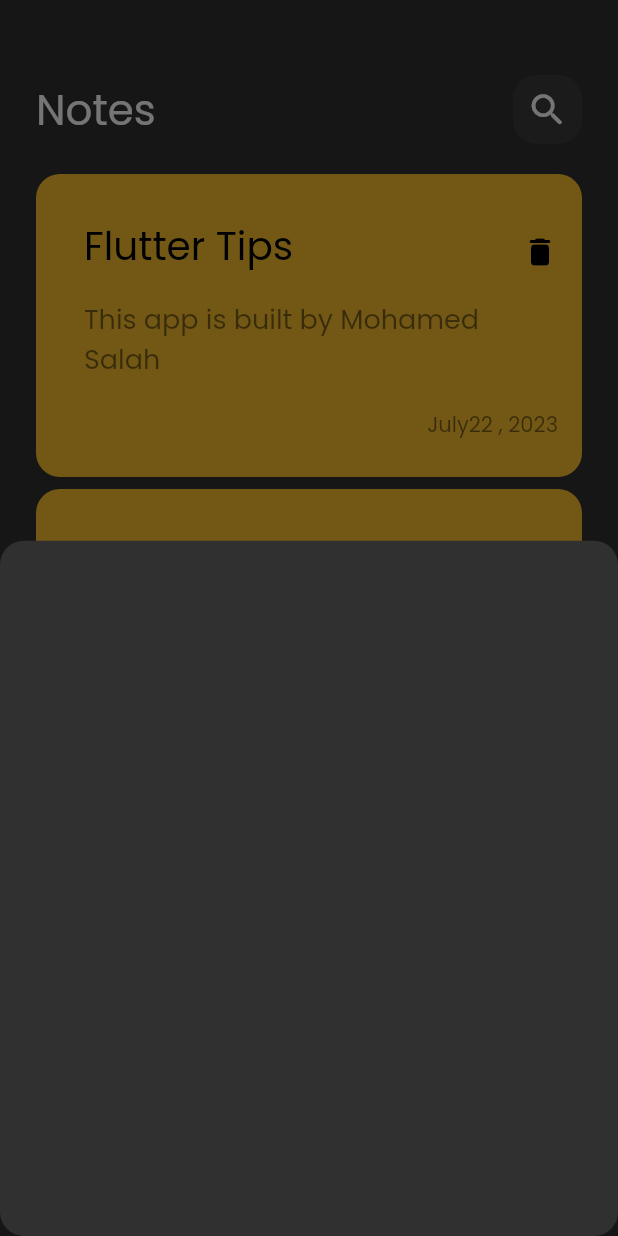
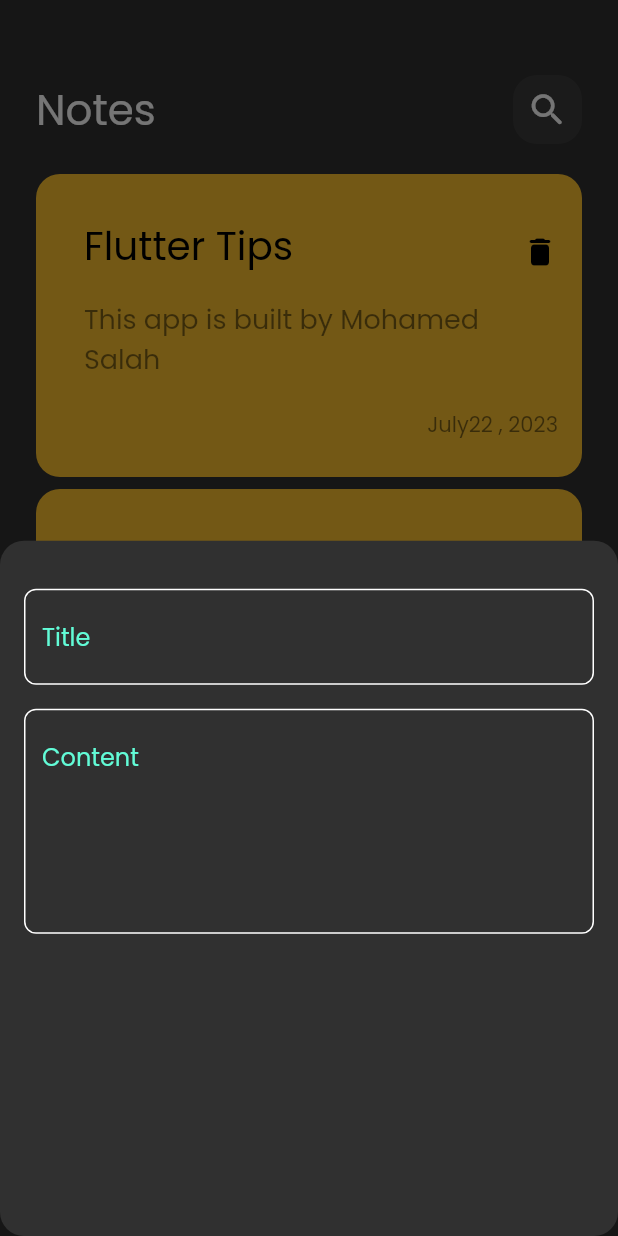
Before and after one commit to Mo7med-Ga3fer/notes_app, a Flutter app: the screen it shows after launch, after a tap on the "add" icon, on a phone screen of 412 x 824 dp. Run offline on Flutter 3.47's test engine with Material 2 defaults, Android fonts, the phone set to English and light mode, and no system bars.

Commit message:
creating custom text field

```diff
--- /dev/null
+++ b/lib/constants.dart
@@ -0,0 +1,3 @@
+import 'package:flutter/material.dart';
+
+const kPrimaryColor = Color(0xff62FCD7);
--- a/lib/widgets/add_note_bottom_sheet.dart
+++ b/lib/widgets/add_note_bottom_sheet.dart
@@ -1,12 +1,31 @@
 import 'package:flutter/material.dart';
+
+import 'custom_text_field.dart';
 
 class AddNoteBottomSheet extends StatelessWidget {
   const AddNoteBottomSheet({super.key});
 
   @override
   Widget build(BuildContext context) {
-    return Container(
-
+    return const Padding(
+      padding: EdgeInsets.symmetric(horizontal: 16),
+      child: Column(
+        children: [
+          SizedBox(
+            height: 32,
+          ),
+          CustomTextField(
+            hintText: 'Title',
+          ),
+          SizedBox(
+            height: 16,
+          ),
+          CustomTextField(
+            hintText: 'Content',
+            maxLines: 5,
+            ),
+        ]
+        ),
 
     );
   }
--- /dev/null
+++ b/lib/widgets/custom_text_field.dart
@@ -0,0 +1,34 @@
+import 'package:flutter/material.dart';
+import 'package:notes_app/constants.dart';
+
+class CustomTextField extends StatelessWidget {
+  const CustomTextField({super.key, required this.hintText, this.maxLines = 1});
+  final String hintText;
+  final int maxLines;
+
+  @override
+  Widget build(BuildContext context) {
+    return TextField(
+      maxLines: maxLines,
+      cursorColor: kPrimaryColor,
+      decoration: InputDecoration(
+        hintText: hintText,
+        hintStyle: const TextStyle(
+          color: kPrimaryColor
+        ),
+        border: buildBorder(),
+        enabledBorder: buildBorder(),
+        focusedBorder: buildBorder(kPrimaryColor)
+      ),
+    );
+  }
+}
+
+OutlineInputBorder buildBorder ([color]){
+  return OutlineInputBorder(
+          borderRadius: BorderRadius.circular(8),
+          borderSide:  BorderSide(
+            color: color ?? Colors.white
+          ),
+        );
+}
```
